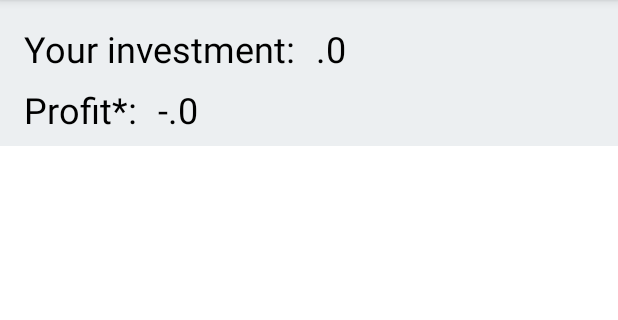
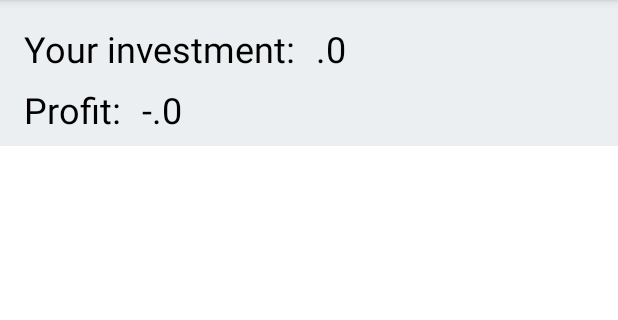
Before and after one commit to thecaffeinecoders/Investify, an Android app: the screen it shows after launch (SecondActivity), after a tap on "PROJECTED PROFITS", on a phone screen of 412 x 824 dp, the part 84-404 px from its top. Run offline under Robolectric (Android 15) with nearby library versions, the phone set to English and light mode, and no system bars; our stand-ins replace Firebase (no records; nobody signed in at launch, a user with empty details on screens opened directly); libraries missing offline, so code that uses them is left out: org.apache.commons; pictures from the network do not load; Roboto replaces fonts that are not available here.

Commit message:
start of clean up

```diff
--- a/app/src/main/java/android/example/com/investify/AboutUs.java
+++ b/app/src/main/java/android/example/com/investify/AboutUs.java
@@ -11,7 +11,7 @@ public class AboutUs extends AppCompatActivity {
     @Override
     protected void onCreate(Bundle savedInstanceState) {
         super.onCreate(savedInstanceState);
-        overridePendingTransition(R.anim.left_entry,R.anim.left_exit);
+        overridePendingTransition(R.anim.left_entry, R.anim.left_exit);
 
         setContentView(R.layout.activity_about_us);
     }
--- a/app/src/main/java/android/example/com/investify/MainActivity.java
+++ b/app/src/main/java/android/example/com/investify/MainActivity.java
@@ -51,7 +51,6 @@ public class MainActivity extends AppCompatActivity {
     // A temporary method to move to next activity
     public void moveNext(View view) {
         double principal = readPrincipal(findViewById(R.id.teAmountEnteredToInvest));
-        double amount = readPrincipal(findViewById(R.id.teAmountEnteredToInvest));
         Intent intent = new Intent(this,SecondActivity.class);
         intent.putExtra("Principal", principal);
         startActivity(intent);
--- a/app/src/main/res/values/strings.xml
+++ b/app/src/main/res/values/strings.xml
@@ -14,14 +14,14 @@
     <string name="search_hint">Search the company name...</string>
     <string name="search_title">Search</string>
     <string name="yourInvestment">Your investment:\u00A0</string>
-    <string name="profit">Profit*:\u00A0</string>
+    <string name="profit">Profit:\u00A0</string>
     <string name="about_us">About us  </string>
     <string name="the_caffeine_coders_team">The Caffeine coders team</string>
     <string name="dima_alissa">Dima Alissa</string>
     <string name="hossin_algerf">Hossin Algerf</string>
     <string name="radhika_jayaraman">Radhika Jayaraman</string>
     <string name="tamer_alnoami">Tamer Alnoami</string>
-    <string name="chen_zhi">Chen Zhi</string>
+    <string name="chen_zhi">Zhi Chen</string>
     <string name="adem_sezer">Adem Sezer</string>
 
     <string-array name="spinner_content">
```
